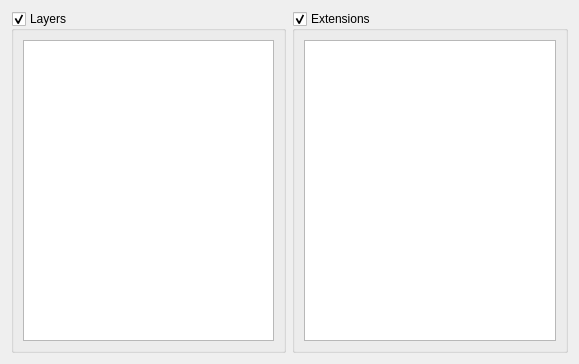
First picture: the form in Tools/DebugSettingsEditor/VulkanTab.ui, repository krre/origin, before the edit.
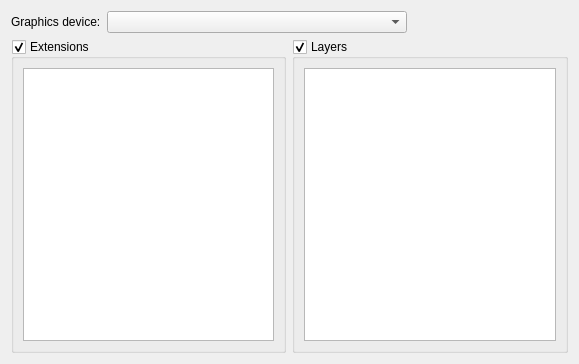
Second picture: the form after the edit.

Commit message: DSE: Add combobox for selecting device

What changed in the file:
```diff
--- a/Tools/DebugSettingsEditor/VulkanTab.ui
+++ b/Tools/DebugSettingsEditor/VulkanTab.ui
@@ -13,26 +13,43 @@
   <property name="windowTitle">
    <string>Form</string>
   </property>
+  <layout class="QVBoxLayout" name="verticalLayout">
+   <item>
+    <layout class="QHBoxLayout" name="horizontalLayout_4">
+     <item>
+      <widget class="QLabel" name="label">
+       <property name="text">
+        <string>Graphics device:</string>
+       </property>
+      </widget>
+     </item>
+     <item>
+      <widget class="QComboBox" name="comboBoxDevice">
+       <property name="minimumSize">
+        <size>
+         <width>300</width>
+         <height>0</height>
+        </size>
+       </property>
+      </widget>
+     </item>
+     <item>
+      <spacer name="horizontalSpacer">
+       <property name="orientation">
+        <enum>Qt::Horizontal</enum>
+       </property>
+       <property name="sizeHint" stdset="0">
+        <size>
+         <width>40</width>
+         <height>20</height>
+        </size>
+       </property>
+      </spacer>
+     </item>
+    </layout>
+   </item>
+   <item>
   <layout class="QHBoxLayout" name="horizontalLayout">
-   <item>
-    <widget class="QGroupBox" name="groupBoxLayers">
-     <property name="title">
-      <string>Layers</string>
-     </property>
-     <property name="checkable">
-      <bool>true</bool>
-     </property>
-     <layout class="QHBoxLayout" name="horizontalLayout_3">
-      <item>
-       <widget class="QListWidget" name="listWidgetLayers">
-        <property name="selectionMode">
-         <enum>QAbstractItemView::ExtendedSelection</enum>
-        </property>
-       </widget>
-      </item>
-     </layout>
-    </widget>
-   </item>
    <item>
     <widget class="QGroupBox" name="groupBoxExtensions">
      <property name="title">
@@ -54,6 +71,27 @@
       </item>
      </layout>
     </widget>
+     </item>
+     <item>
+      <widget class="QGroupBox" name="groupBoxLayers">
+       <property name="title">
+        <string>Layers</string>
+       </property>
+       <property name="checkable">
+        <bool>true</bool>
+       </property>
+       <layout class="QHBoxLayout" name="horizontalLayout_3">
+        <item>
+         <widget class="QListWidget" name="listWidgetLayers">
+          <property name="selectionMode">
+           <enum>QAbstractItemView::ExtendedSelection</enum>
+          </property>
+         </widget>
+        </item>
+       </layout>
+      </widget>
+     </item>
+    </layout>
    </item>
   </layout>
  </widget>
```
Lines whose indentation alone changed are shown as unchanged. The commit also changes 3 other files.
